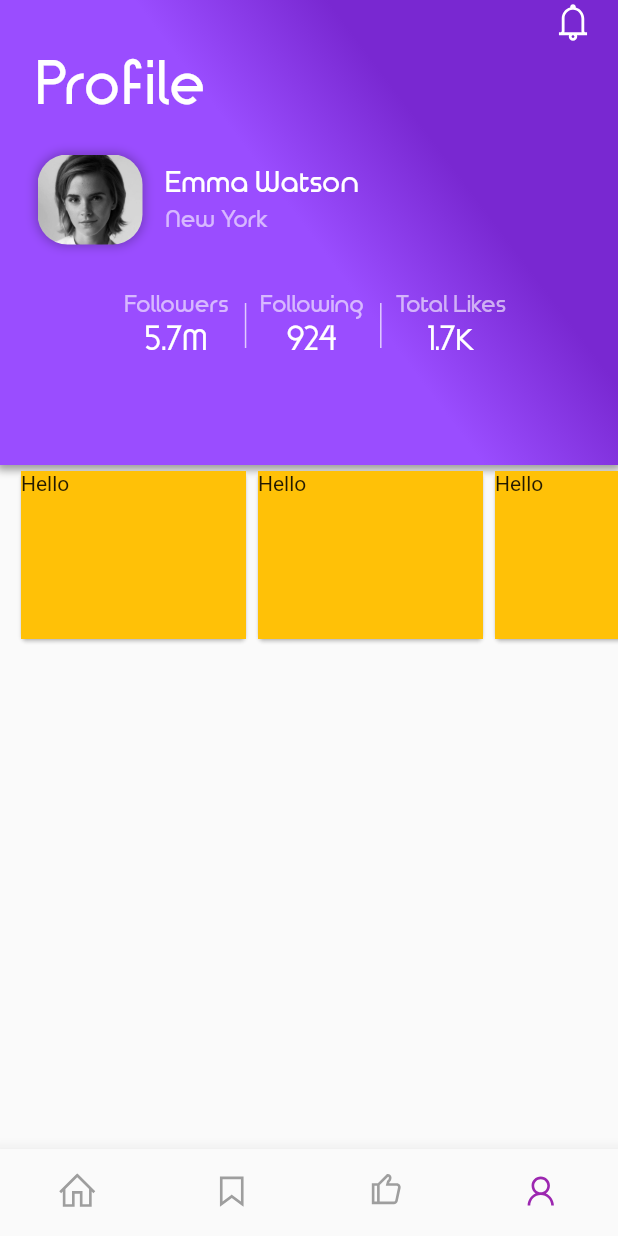
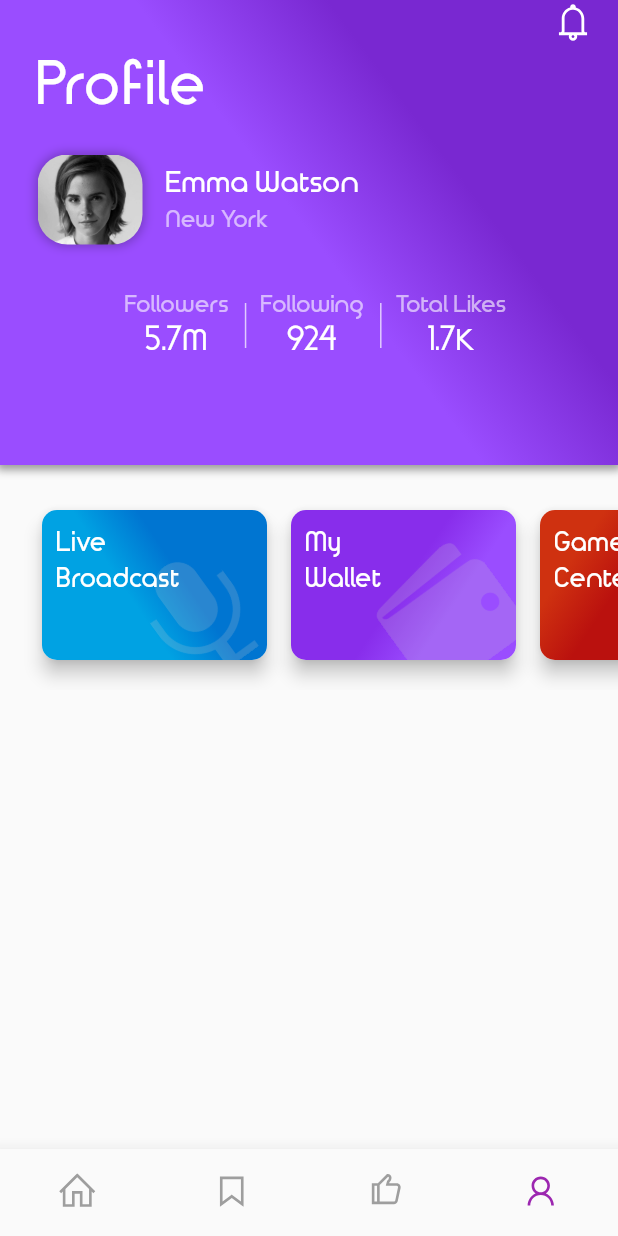
Before and after one commit to aman1210/FlutterUIChallenge, a Flutter app: the screen it shows after launch, on a phone screen of 412 x 824 dp. Run offline on Flutter 3.47's test engine with Material 2 defaults, Android fonts, the phone set to English and light mode, and no system bars; our stand-ins replace line_awesome_icons.

Commit message:
Adding Quick Actions

```diff
--- a/Profile/lib/main.dart
+++ b/Profile/lib/main.dart
@@ -24,11 +24,13 @@ class MyHomePage extends StatelessWidget {
   @override
   Widget build(BuildContext context) {
     return Scaffold(
-      body: Column(
-        children: [
-          ProfileHeader(),
-          QuickACtions(),
-        ],
+      body: SingleChildScrollView(
+        child: Column(
+          children: [
+            ProfileHeader(),
+            QuickACtions(),
+          ],
+        ),
       ),
       bottomNavigationBar: BottomNavigationBar(
         items: [
--- a/Profile/lib/quickActions.dart
+++ b/Profile/lib/quickActions.dart
@@ -1,43 +1,119 @@
+import 'dart:math' as math;
+
 import 'package:flutter/material.dart';
 
 class QuickACtions extends StatelessWidget {
+  final blueGradient = const LinearGradient(
+    colors: const <Color>[
+      const Color(0xFF0075D1),
+      const Color(0xFF00A2E3),
+    ],
+    stops: const <double>[0.4, 0.6],
+    begin: Alignment.topRight,
+    end: Alignment.bottomLeft,
+  );
+  final purpleGraient = const LinearGradient(
+    colors: const <Color>[
+      const Color(0xFF882DEB),
+      const Color(0xFF9A4DFF),
+    ],
+    stops: const <double>[0.5, 0.7],
+    begin: Alignment.topLeft,
+    end: Alignment.bottomRight,
+  );
+  final redGradient = const LinearGradient(
+    colors: const <Color>[
+      const Color(0xFFBA110E),
+      const Color(0xFFCF3110),
+    ],
+    stops: const <double>[0.6, 0.8],
+    begin: Alignment.bottomRight,
+    end: Alignment.topLeft,
+  );
+
   @override
   Widget build(BuildContext context) {
     return Container(
-      height: 120,
-      padding: const EdgeInsets.only(left: 10),
+      constraints: BoxConstraints(maxHeight: 130),
+      margin: const EdgeInsets.symmetric(vertical: 20),
+      child: Align(
+        alignment: Alignment.center,
         child: ListView(
+          shrinkWrap: true,
+          padding:
+              const EdgeInsets.only(left: 20, bottom: 20, top: 10, right: 10),
           scrollDirection: Axis.horizontal,
           children: [
-          Card(
-            child: Container(
-              // margin: const EdgeInsets.all(10),
-              height: 120,
-              width: 150,
-              color: Colors.amber,
-              child: Text("Hello"),
+            buildCard(
+              name: "Live \nBroadcast",
+              image: "assets/images/microphone.png",
+              gradient: blueGradient,
+            ),
+            buildCard(
+              name: "My \nWallet",
+              image: "assets/images/wallet.png",
+              gradient: purpleGraient,
+            ),
+            buildCard(
+              name: "Game \nCenter",
+              image: "assets/images/joystick.png",
+              gradient: redGradient,
+            ),
+          ],
         ),
       ),
-          Card(
+    );
+  }
+
+  Card buildCard({LinearGradient gradient, String image, String name}) {
+    return Card(
+      elevation: 5,
+      margin: const EdgeInsets.symmetric(horizontal: 8),
+      shape: RoundedRectangleBorder(borderRadius: BorderRadius.circular(10)),
+      child: GestureDetector(
+        onTap: () {},
         child: Container(
-              // margin: const EdgeInsets.all(10),
-              height: 120,
           width: 150,
-              color: Colors.amber,
-              child: Text("Hello"),
+          decoration: BoxDecoration(
+            borderRadius: BorderRadius.circular(10),
+            gradient: gradient,
+          ),
+          padding: const EdgeInsets.only(left: 10, top: 10),
+          child: Stack(
+            children: [
+              Positioned(
+                bottom: -10,
+                right: 5,
+                child: Align(
+                  alignment: Alignment.centerRight,
+                  child: Transform.rotate(
+                    angle: -math.pi / 5,
+                    child: Container(
+                      height: 80,
+                      width: 80,
+                      child: Opacity(
+                        opacity: 0.2,
+                        child: Image.asset(
+                          image,
                         ),
                       ),
-          Card(
-            child: Container(
-              // margin: const EdgeInsets.all(10),
-              height: 120,
-              width: 150,
-              color: Colors.amber,
-              child: Text("Hello"),
+                    ),
+                  ),
+                ),
+              ),
+              Text(
+                name,
+                style: TextStyle(
+                  fontFamily: 'TimeBurner',
+                  fontSize: 18,
+                  fontWeight: FontWeight.bold,
+                  color: Colors.white,
                 ),
               ),
             ],
           ),
+        ),
+      ),
     );
   }
 }
```
Lines whose indentation alone changed are shown as unchanged.
